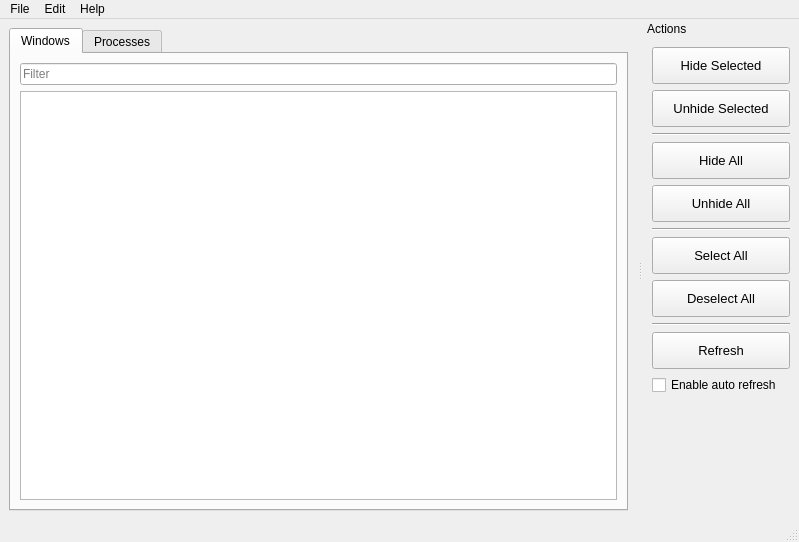
k4yt3x/Evanesco, file src/mainwindow.ui: the form before one commit.
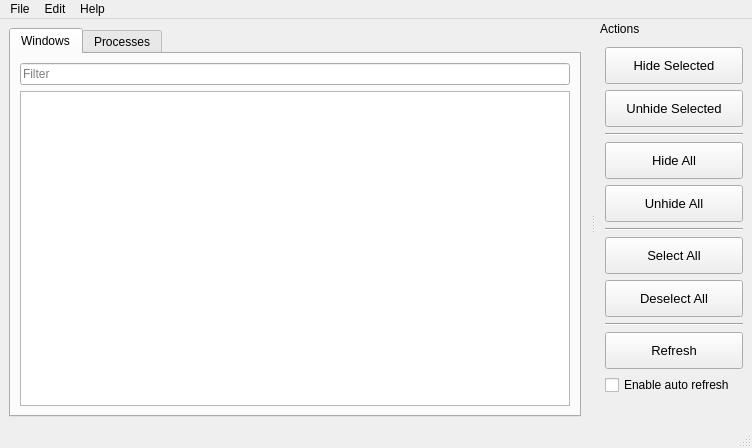
The form after the commit. Icons and pictures are not drawn.

Commit message: chore(gui): adjust status message display time and window size

```diff
--- a/src/mainwindow.ui
+++ b/src/mainwindow.ui
@@ -6,8 +6,8 @@
    <rect>
     <x>0</x>
     <y>0</y>
-    <width>799</width>
-    <height>542</height>
+    <width>752</width>
+    <height>448</height>
    </rect>
   </property>
   <property name="windowTitle">
@@ -89,7 +89,7 @@
     <rect>
      <x>0</x>
      <y>0</y>
-     <width>799</width>
+     <width>752</width>
      <height>21</height>
     </rect>
    </property>
```
The commit also changes 5 other files.
